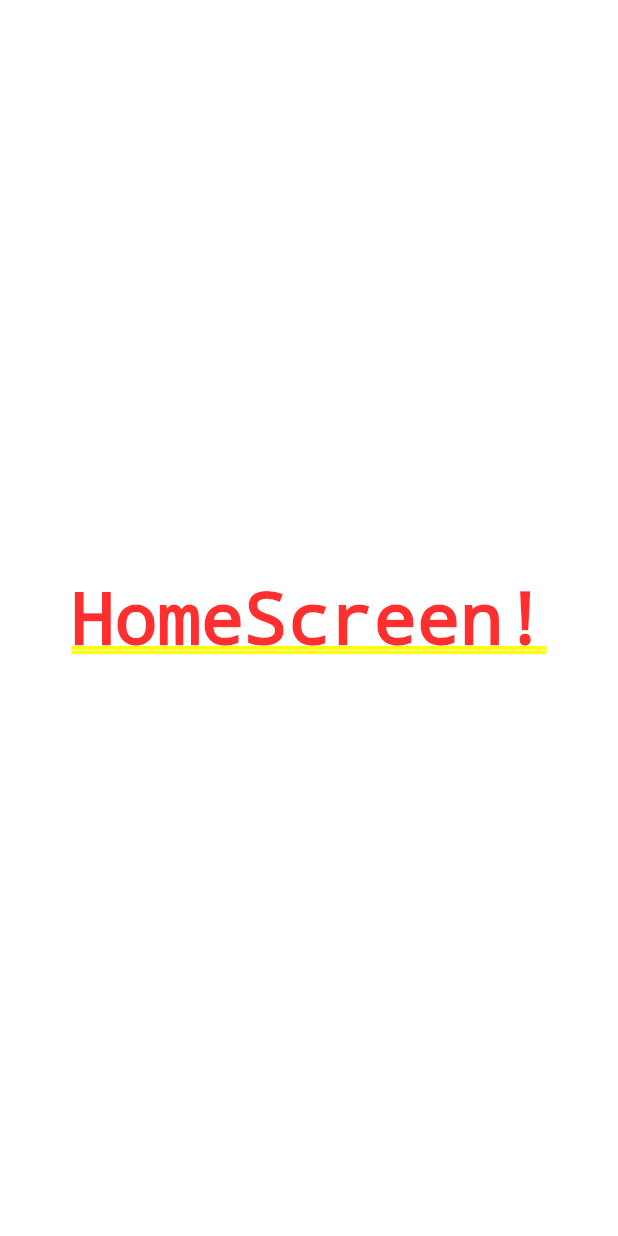
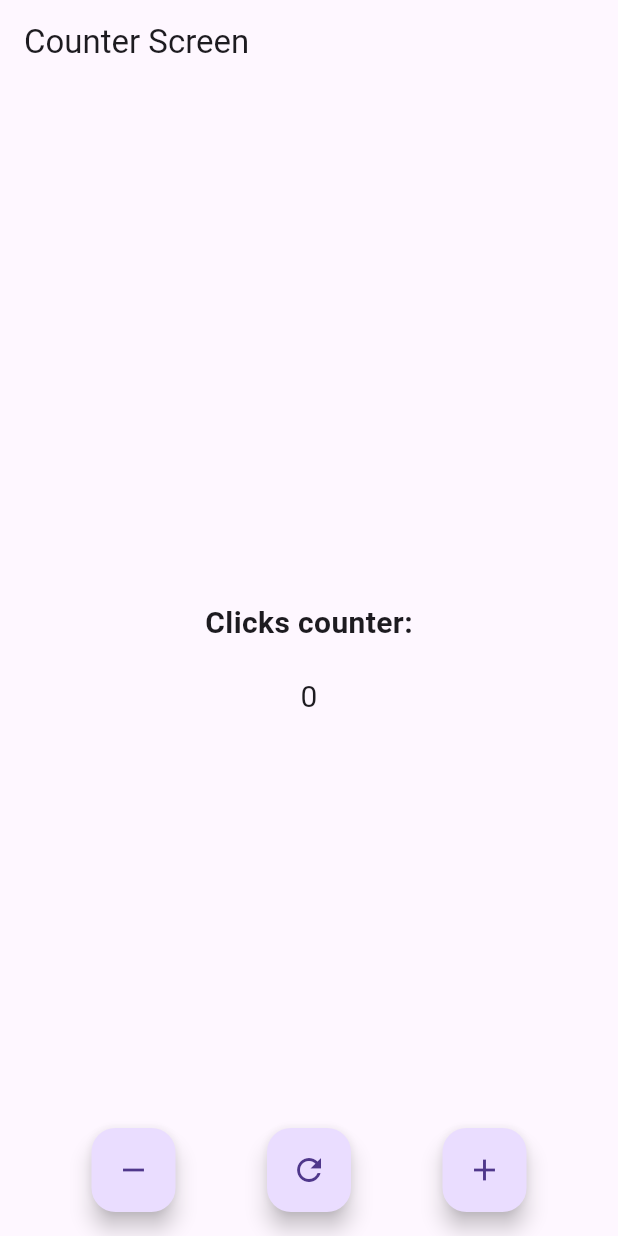
Before and after one commit to SantiagoMGS/flutter_counter_app, a Flutter app: the screen it shows after launch, on a phone screen of 412 x 824 dp. Run offline on Flutter 3.47's test engine with Material 3 defaults, Android fonts, the phone set to English and light mode, and no system bars.

Commit message:
Creado counter screen

```diff
--- a/lib/main.dart
+++ b/lib/main.dart
@@ -1,3 +1,4 @@
+import 'package:counter_app/screens/counter_screen.dart';
 import 'package:counter_app/screens/home_screen.dart';
 import 'package:flutter/material.dart';
 
@@ -11,6 +12,6 @@ class MyApp extends StatelessWidget {
   @override
   Widget build(BuildContext context) {
     return const MaterialApp(
-        debugShowCheckedModeBanner: false, home: HomeScreen());
+        debugShowCheckedModeBanner: false, home: CounterScreen());
   }
 }
--- /dev/null
+++ b/lib/screens/counter_screen.dart
@@ -0,0 +1,66 @@
+import 'package:flutter/material.dart';
+
+class CounterScreen extends StatefulWidget {
+  const CounterScreen({super.key});
+
+  @override
+  State<CounterScreen> createState() => _CounterScreenState();
+}
+
+class _CounterScreenState extends State<CounterScreen> {
+  int counter = 0;
+  @override
+  Widget build(BuildContext context) {
+    const TextStyle fontSize20 = TextStyle(
+      fontSize: 20,
+      fontWeight: FontWeight.bold,
+    );
+
+    return Scaffold(
+      appBar: AppBar(
+        title: const Text("Counter Screen"),
+        elevation: 0,
+      ),
+      body: Center(
+        child: Column(
+          mainAxisAlignment: MainAxisAlignment.center,
+          children: <Widget>[
+            const Text(
+              'Clicks counter:',
+              style: fontSize20,
+            ),
+            const SizedBox(height: 20),
+            Text('$counter', style: const TextStyle(fontSize: 20)),
+          ],
+        ),
+      ),
+      floatingActionButtonLocation: FloatingActionButtonLocation.centerFloat,
+      floatingActionButton: Row(
+        mainAxisAlignment: MainAxisAlignment.spaceEvenly,
+        children: [
+          FloatingActionButton(
+            onPressed: () {
+              counter--;
+              setState(() {});
+            },
+            child: const Icon(Icons.remove),
+          ),
+          FloatingActionButton(
+            onPressed: () {
+              counter = 0;
+              setState(() {});
+            },
+            child: const Icon(Icons.refresh),
+          ),
+          FloatingActionButton(
+            onPressed: () {
+              counter++;
+              setState(() {});
+            },
+            child: const Icon(Icons.add),
+          ),
+        ],
+      ),
+    );
+  }
+}
--- a/lib/screens/home_screen.dart
+++ b/lib/screens/home_screen.dart
@@ -5,6 +5,38 @@ class HomeScreen extends StatelessWidget {
 
   @override
   Widget build(BuildContext context) {
-    return const Center(child: Text('HomeScreen!'));
+    int counter = 0;
+    const TextStyle fontSize20 = TextStyle(
+      fontSize: 20,
+      fontWeight: FontWeight.bold,
+    );
+
+    return Scaffold(
+      appBar: AppBar(
+        title: const Text("data"),
+        elevation: 0,
+      ),
+      body: Center(
+        child: Column(
+          mainAxisAlignment: MainAxisAlignment.center,
+          children: <Widget>[
+            const Text(
+              'Clicks counter:',
+              style: fontSize20,
+            ),
+            const SizedBox(height: 20),
+            Text('$counter', style: const TextStyle(fontSize: 20)),
+          ],
+        ),
+      ),
+      floatingActionButtonLocation: FloatingActionButtonLocation.centerFloat,
+      floatingActionButton: FloatingActionButton(
+        onPressed: () {
+          counter++;
+          print('Counter: $counter');
+        },
+        child: const Icon(Icons.add),
+      ),
+    );
   }
 }
```
